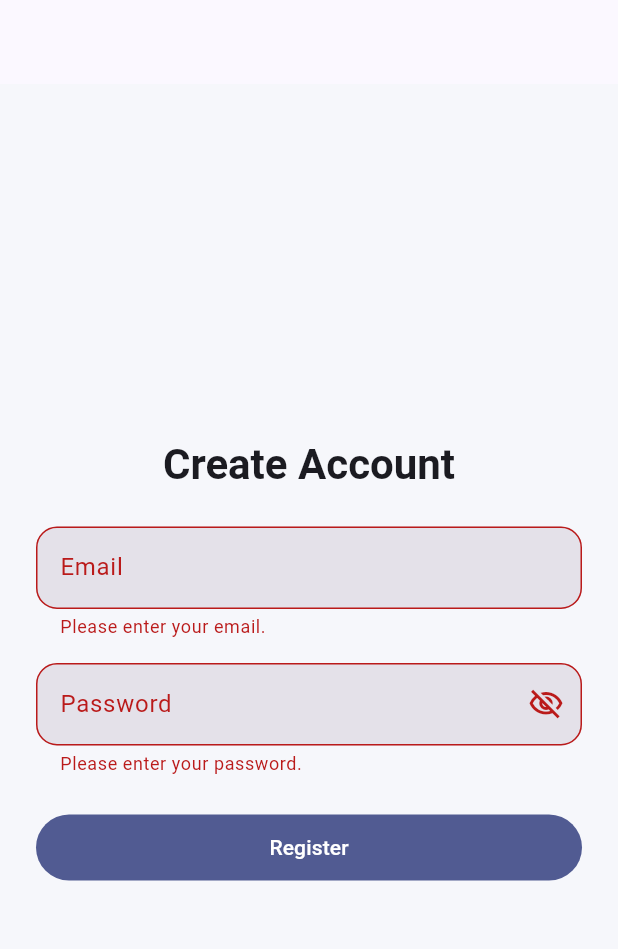
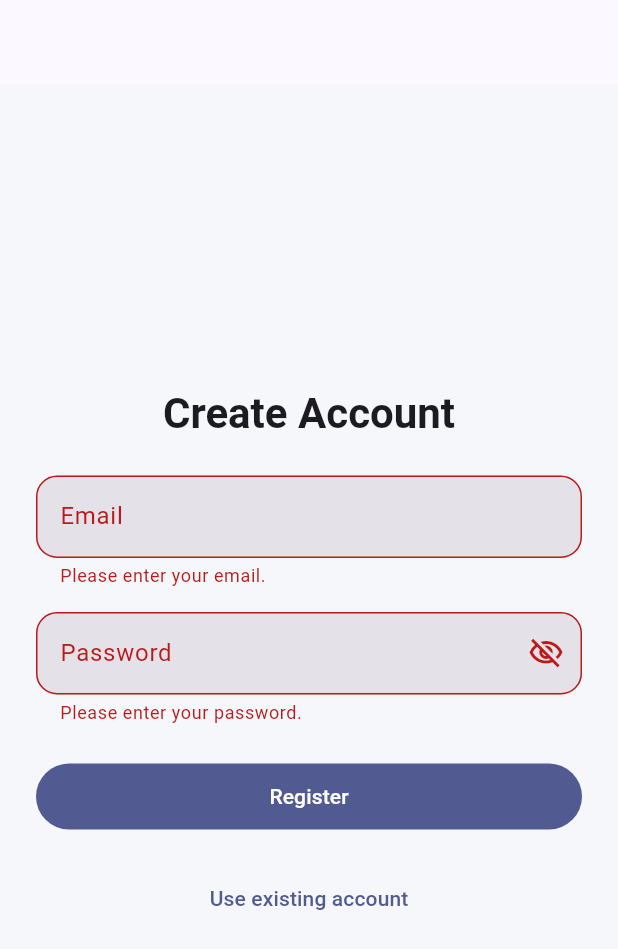
Before and after one commit to malijaffri/fccu_societies_hub, a Flutter app: the RegisterScreen screen opened by its route, after a tap on "Register", on a phone screen of 412 x 824 dp. Shown: the top 949 px of the screen. Run offline on Flutter 3.47's test engine with Material 3 defaults, Android fonts, the phone set to English and light mode, and no system bars; our stand-ins replace firebase_auth, firebase_core, flutter_riverpod, go_router, image_picker, timeago; accounts and stored records are empty; generated files the repository leaves out were written again; network calls fail.

Commit message:
feat: Enhance login and registration screens with autofill support and improved navigation

```diff
--- a/lib/features/auth/screens/register_screen.dart
+++ b/lib/features/auth/screens/register_screen.dart
@@ -1,10 +1,13 @@
-import 'package:fccu_societies_hub/features/auth/utils/auth_validators.dart';
 import 'package:flutter_riverpod/flutter_riverpod.dart';
 import 'package:flutter/material.dart';
+import 'package:flutter/services.dart';
+import 'package:go_router/go_router.dart';
 
+import 'package:fccu_societies_hub/core/router/app_router.dart';
 import 'package:fccu_societies_hub/core/theme/app_spacing.dart';
 import 'package:fccu_societies_hub/features/auth/providers/auth_repository_provider.dart';
 import 'package:fccu_societies_hub/features/auth/utils/auth_error_message.dart';
+import 'package:fccu_societies_hub/features/auth/utils/auth_validators.dart';
 
 class RegisterScreen extends ConsumerStatefulWidget {
   const RegisterScreen({super.key});
@@ -46,6 +49,8 @@ class _RegisterScreenState extends ConsumerState<RegisterScreen> {
           .read(authRepositoryProvider)
           .register(email: _emailController.text.trim(), password: _passwordController.text);
 
+      TextInput.finishAutofillContext();
+
       if (!mounted) {
         return;
       }
@@ -79,6 +84,7 @@ class _RegisterScreenState extends ConsumerState<RegisterScreen> {
             child: Form(
               key: _formKey,
 
+              child: AutofillGroup(
                 child: Column(
                   crossAxisAlignment: .stretch,
 
@@ -98,6 +104,8 @@ class _RegisterScreenState extends ConsumerState<RegisterScreen> {
 
                       keyboardType: .emailAddress,
 
+                      autofillHints: const [AutofillHints.email],
+
                       decoration: const .new(labelText: 'Email'),
 
                       validator: emailValidator(checkFormat: true),
@@ -110,6 +118,8 @@ class _RegisterScreenState extends ConsumerState<RegisterScreen> {
 
                       obscureText: _obscurePassword,
 
+                      autofillHints: const [AutofillHints.password],
+
                       decoration: .new(
                         labelText: 'Password',
 
@@ -119,6 +129,8 @@ class _RegisterScreenState extends ConsumerState<RegisterScreen> {
                           icon: Icon(_obscurePassword ? Icons.visibility_off_outlined : Icons.visibility_outlined),
                         ),
                       ),
+
+                      onEditingComplete: () => TextInput.finishAutofillContext(),
 
                       validator: passwordValidator(checkFormat: true),
                     ),
@@ -136,7 +148,16 @@ class _RegisterScreenState extends ConsumerState<RegisterScreen> {
                             : const Text('Register'),
                       ),
                     ),
+
+                    const SizedBox(height: AppSpacing.s_20),
+
+                    TextButton(
+                      onPressed: () => context.replace(AppRoutes.login),
+
+                      child: const Text('Use existing account'),
+                    ),
                   ],
+                ),
               ),
             ),
           ),
```
Also changed, not shown: lib/features/auth/screens/login_screen.dart (+17 -2 lines). Lines whose indentation alone changed are shown as unchanged.
